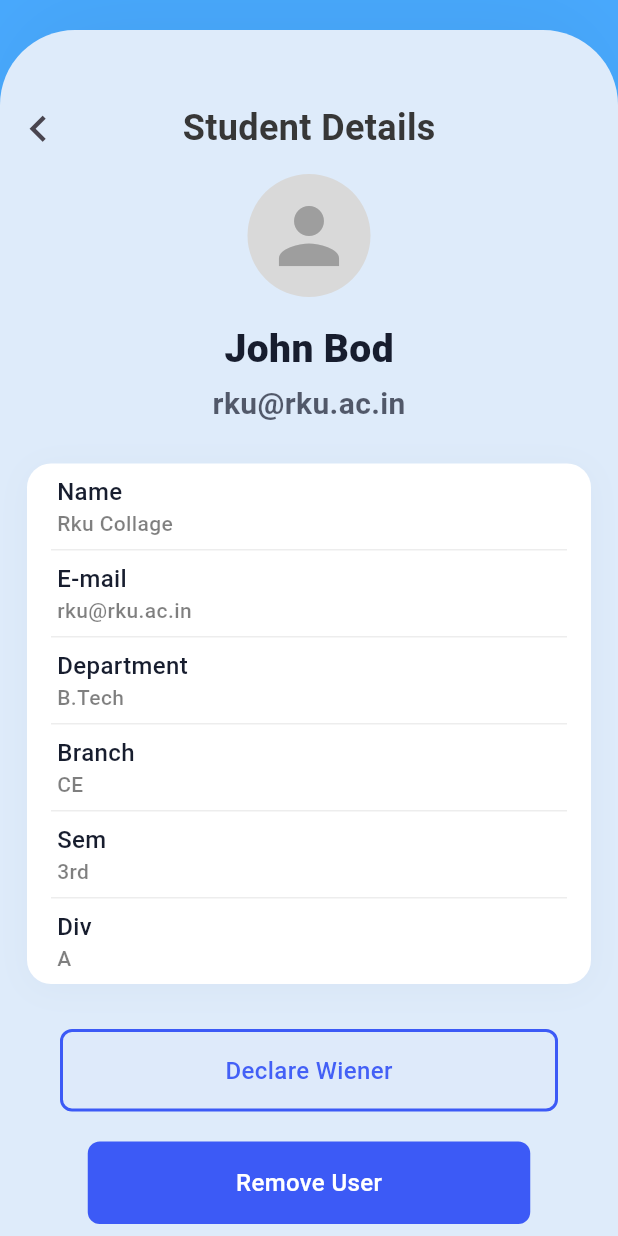
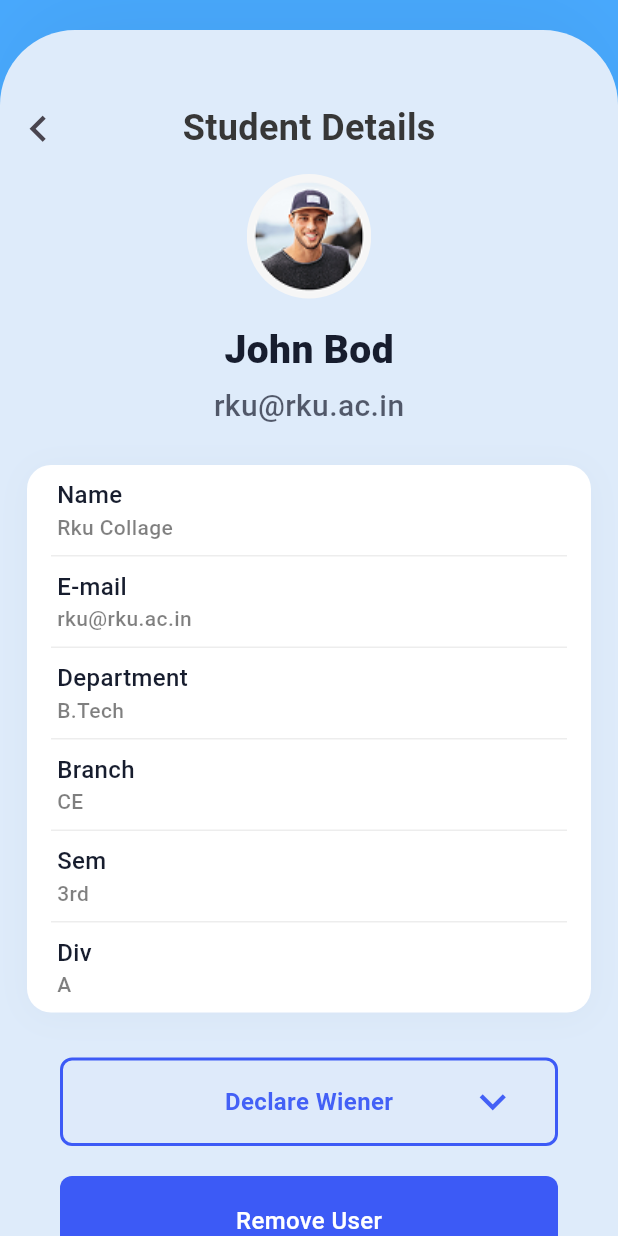
Before and after one commit to durgesh-kanzariya/TechnoPlanet_Demo_Pages, a Flutter app: the StudentDetails screen opened directly, on a phone screen of 412 x 824 dp. Run offline on Flutter 3.47's test engine with Material 3 defaults, Android fonts, the phone set to English and light mode, and no system bars; Roboto replaces fonts that are missing (Outfit).

Commit message:
updated student details page

```diff
--- a/lib/main.dart
+++ b/lib/main.dart
@@ -13,7 +13,7 @@ class FigmaToCodeApp extends StatelessWidget {
     return MaterialApp(
       debugShowCheckedModeBanner: false,
       theme: ThemeData.light().copyWith(scaffoldBackgroundColor: Colors.white),
-      home: Login(),
+      home: Scaffold(body: SingleChildScrollView(child: Login())),
     );
   }
 }
--- a/lib/student_details.dart
+++ b/lib/student_details.dart
@@ -104,10 +104,9 @@ class StudentDetails extends StatelessWidget {
       padding: const EdgeInsets.only(top: 5.0),
       child: Column(
         children: [
-          CircleAvatar(
-            radius: 41,
-            backgroundColor: Color(0xFFD9D9D9),
-            child: Icon(Icons.person, size: 60, color: Colors.grey),
+          ClipRRect(
+            borderRadius: BorderRadiusGeometry.circular(100),
+            child: Image.asset("assets/profile_image.png", fit: BoxFit.fill),
           ),
           const SizedBox(height: 16),
           const Text(
@@ -126,7 +125,7 @@ class StudentDetails extends StatelessWidget {
               color: Color(0xB5171C2E),
               fontSize: 20,
               fontFamily: 'Outfit',
-              fontWeight: FontWeight.bold,
+              fontWeight: FontWeight.w500,
             ),
           ),
           const SizedBox(height: 5),
@@ -169,7 +168,7 @@ class StudentDetails extends StatelessWidget {
 
   Widget _buildDetailColumn(String title, String value) {
     return Padding(
-      padding: const EdgeInsets.symmetric(horizontal: 20, vertical: 7),
+      padding: const EdgeInsets.symmetric(horizontal: 20, vertical: 8.5),
       child: Row(
         mainAxisAlignment: MainAxisAlignment.start,
         crossAxisAlignment: CrossAxisAlignment.start,
@@ -214,23 +213,38 @@ class StudentDetails extends StatelessWidget {
   Widget _buildInputField() {
     return Container(
       margin: const EdgeInsets.symmetric(horizontal: 40, vertical: 10),
-      padding: const EdgeInsets.symmetric(horizontal: 16, vertical: 14),
+      padding: const EdgeInsets.symmetric(horizontal: 16, vertical: 2),
       decoration: BoxDecoration(
         color: const Color(0xFFDEEAFA),
         borderRadius: BorderRadius.circular(8),
         border: Border.all(color: const Color(0xFF3C5AF6), width: 2),
       ),
       child: Row(
-        mainAxisAlignment: MainAxisAlignment.center,
+        mainAxisAlignment: MainAxisAlignment.spaceBetween,
         children: [
+          const Opacity(
+            opacity: 0,
+            child: IconButton(
+              icon: Icon(Icons.chevron_left, size: 35.0),
+              onPressed: null,
+            ),
+          ),
           Text(
             'Declare Wiener',
             style: TextStyle(
               color: Color(0xF43C5AF6),
               fontSize: 16,
               fontFamily: 'Outfit',
-              fontWeight: FontWeight.w500,
+              fontWeight: FontWeight.w700,
             ),
+          ),
+          IconButton(
+            icon: Icon(
+              Icons.keyboard_arrow_down,
+              size: 35.0,
+              color: Color(0xF43C5AF6),
+            ),
+            onPressed: null,
           ),
         ],
       ),
@@ -239,9 +253,8 @@ class StudentDetails extends StatelessWidget {
 
   Widget _buildRemoveButton() {
     return Container(
-      width: 295,
       margin: const EdgeInsets.symmetric(horizontal: 40, vertical: 10),
-      padding: const EdgeInsets.symmetric(vertical: 16),
+      padding: const EdgeInsets.symmetric(horizontal: 16, vertical: 18),
       decoration: BoxDecoration(
         color: const Color(0xFF3C5AF6),
         borderRadius: BorderRadius.circular(8),
--- a/pubspec.yaml
+++ b/pubspec.yaml
@@ -20,4 +20,5 @@ flutter:
   uses-material-design: true
   assets:
     - assets/icons8-google-144.png
+    - assets/profile_image.png
     - assets/vectors/
```
Also changed, not shown: lib/login_page.dart (+3 -7 lines), lib/registration.dart (+5 -5 lines).
